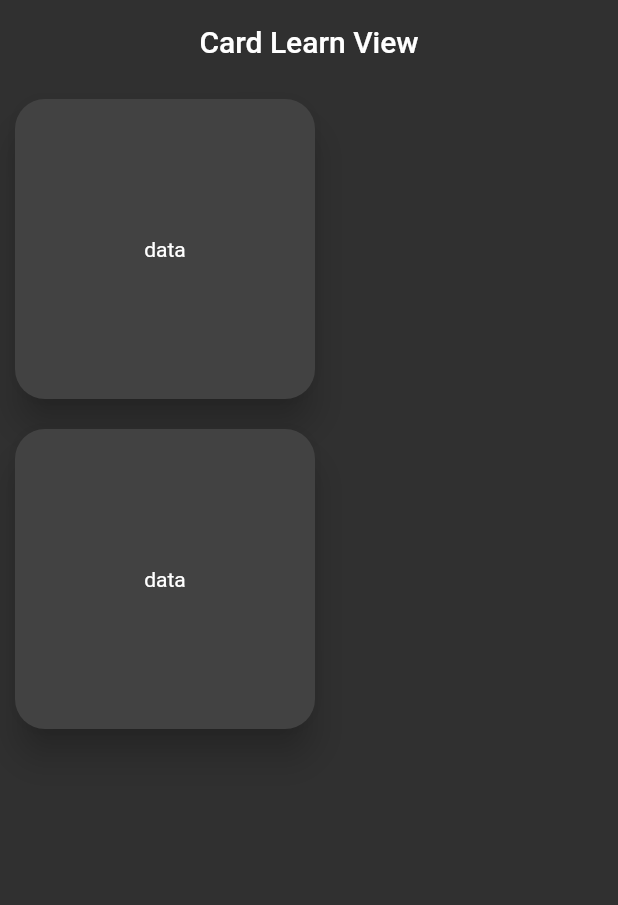
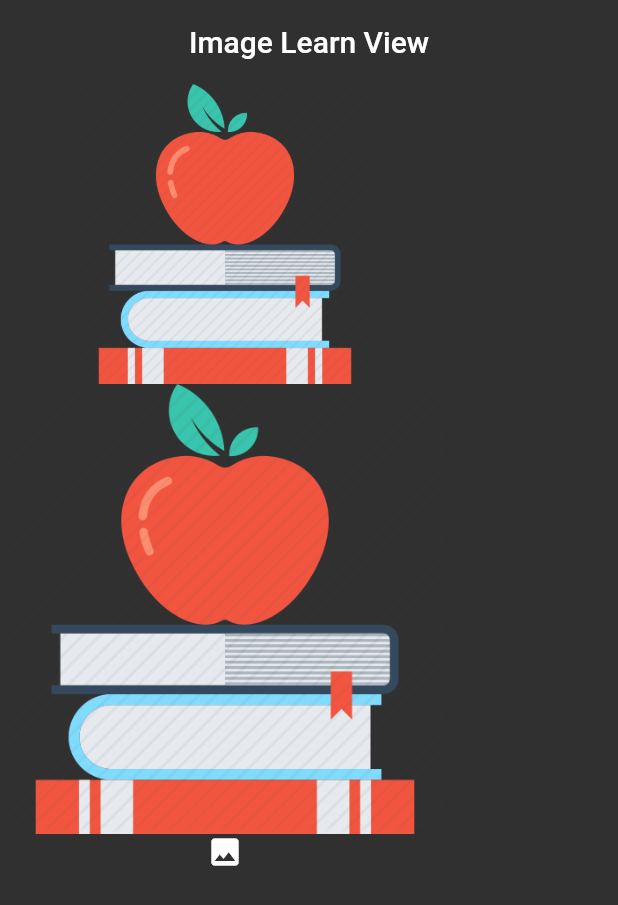
Before and after one commit to omeryilmaz2K/Flutter-Full-Learn, a Flutter app: the screen it shows after launch, on a phone screen of 412 x 824 dp. Shown: the top 905 px of the screen. Run offline on Flutter 3.47's test engine with Material 2 defaults, Android fonts, the phone set to English and light mode, and no system bars; network calls fail.

Commit message:
101 seviyesinde image_learn_view çalışması gerçekleştirildi.

```diff
--- /dev/null
+++ b/lib/101/image_learn_view.dart
@@ -0,0 +1,47 @@
+import 'package:flutter/material.dart';
+
+class ImageLearnView extends StatelessWidget {
+  const ImageLearnView({Key? key}) : super(key: key);
+
+  final String _title = "Image Learn View";
+  final String _imgPath = 'https://cdn3.iconfinder.com/data/icons/workspace-stationery/4/books-512.png';
+
+  @override
+  Widget build(BuildContext context) {
+    return Scaffold(
+      appBar: AppBar(
+        title: Text(_title),
+      ),
+      body: Column(
+        children: [
+          SizedBox(
+              height: 200,
+              width: 200,
+              child: Image.asset(
+                ImageItems().books,
+                fit: BoxFit.cover,
+              )),
+          SizedBox(height: 300, width: 300, child: PngImage(path: ImageItems().path,)),
+          Image.network(_imgPath, errorBuilder: (context, error, stackTrace) => const Icon(Icons.image),)
+        ],
+      ),
+    );
+  }
+}
+
+class PngImage extends StatelessWidget {
+  const PngImage({Key? key, required this.path,}) : super(key: key);
+
+  final String path;
+
+  @override
+  Widget build(BuildContext context) => Image.asset(pathString, fit: BoxFit.cover,);
+
+  String get pathString => 'assets/png/$path.png';
+}
+
+class ImageItems {
+  final String appleOnBooks = "assets/apple-books-vector.png";
+  final String books = "assets/png/books.png";
+  final String path = "books";
+}
--- a/lib/main.dart
+++ b/lib/main.dart
@@ -1,8 +1,7 @@
 import 'package:flutter/material.dart';
 import 'package:flutter/services.dart';
-import 'package:flutter_full_learn/101/card_learn_view.dart';
-
 import '101/color_learn_view.dart';
+import '101/image_learn_view.dart';
 
 void main() {
   runApp(const MyApp());
@@ -16,7 +15,9 @@ class MyApp extends StatelessWidget {
     return MaterialApp(
       // Temadan okuma
       theme: ThemeData.dark().copyWith(
-        cardTheme: CardTheme(shape: RoundedRectangleBorder(borderRadius: BorderRadius.circular(20))),
+          cardTheme: CardTheme(
+              shape: RoundedRectangleBorder(
+                  borderRadius: BorderRadius.circular(20))),
           errorColor: ColorItems.red,
           appBarTheme: const AppBarTheme(
             backgroundColor: Colors.transparent,
@@ -26,7 +27,7 @@ class MyApp extends StatelessWidget {
             toolbarTextStyle: TextStyle(color: Colors.blue),
             systemOverlayStyle: SystemUiOverlayStyle.light, // Status Bar
           )),
-      home: const CardLearnView(),
+      home:  const ImageLearnView(),
     );
   }
 }
--- a/pubspec.yaml
+++ b/pubspec.yaml
@@ -60,9 +60,9 @@ flutter:
   uses-material-design: true
 
   # To add assets to your application, add an assets section, like this:
-  # assets:
-  #   - images/a_dot_burr.jpeg
-  #   - images/a_dot_ham.jpeg
+  assets:
+    - assets/apple-books-vector.png
+    - assets/png/
 
   # An image asset can refer to one or more resolution-specific "variants", see
   # https://flutter.dev/assets-and-images/#resolution-aware
```
Also changed, not shown: assets/apple-books-vector.png (added), assets/png/books.png (added). Lines whose indentation alone changed are shown as unchanged.
